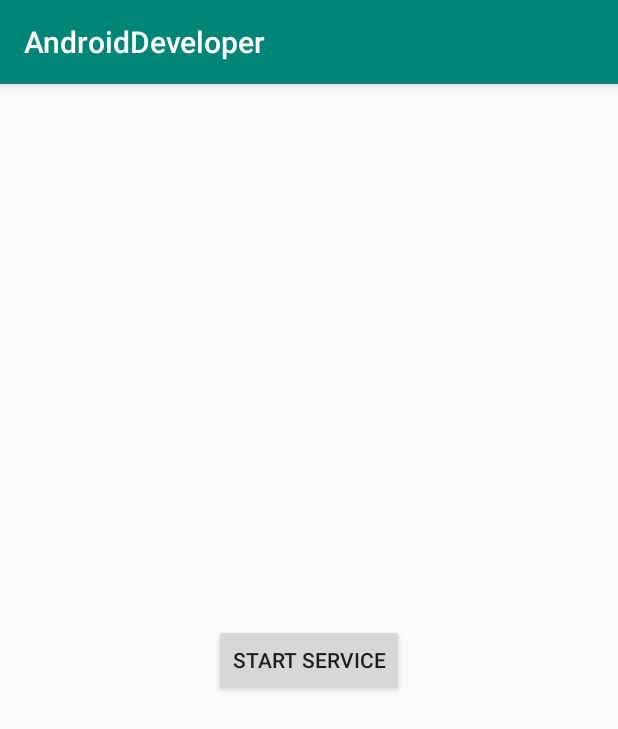
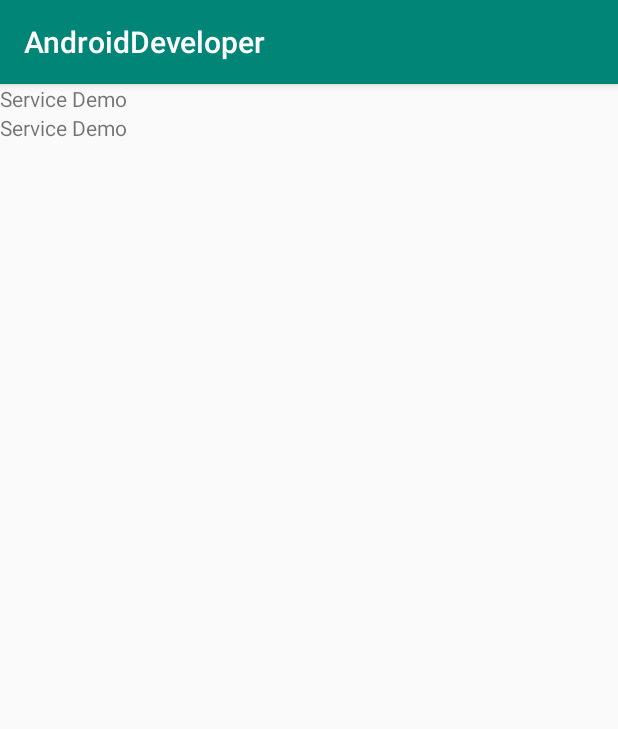
Before and after one commit to hewking/AndroidSamples, an Android app: the screen it shows after launch (MainActivity), on a phone screen of 412 x 824 dp. Shown: the top 729 px of the screen. Run offline under Robolectric (Android 15) with nearby library versions, the light colour scheme and no system bars.

Commit message:
add demoList

```diff
--- a/app/build.gradle
+++ b/app/build.gradle
@@ -29,6 +29,7 @@ dependencies {
     implementation 'androidx.appcompat:appcompat:1.1.0'
     implementation 'androidx.core:core-ktx:1.2.0'
     implementation 'androidx.constraintlayout:constraintlayout:1.1.3'
+    implementation 'androidx.recyclerview:recyclerview:1.1.0'
     testImplementation 'junit:junit:4.12'
     androidTestImplementation 'androidx.test.ext:junit:1.1.1'
     androidTestImplementation 'androidx.test.espresso:espresso-core:3.2.0'
--- a/app/src/main/java/com/hewking/develop/MainActivity.kt
+++ b/app/src/main/java/com/hewking/develop/MainActivity.kt
@@ -3,6 +3,7 @@ package com.hewking.develop
 import android.content.Intent
 import androidx.appcompat.app.AppCompatActivity
 import android.os.Bundle
+import com.hewking.develop.demo.DemoListFragment
 import com.hewking.develop.service.CountDownService
 import kotlinx.android.synthetic.main.activity_main.*
 
@@ -11,9 +12,20 @@ class MainActivity : AppCompatActivity() {
     override fun onCreate(savedInstanceState: Bundle?) {
         super.onCreate(savedInstanceState)
         setContentView(R.layout.activity_main)
-        btn_start.setOnClickListener {
-            startService(Intent(this@MainActivity,CountDownService::class.java))
-        }
+        supportFragmentManager.beginTransaction()
+            .add(R.id.frameLayout,DemoListFragment(),"DemoListFragment")
+            .commit()
+//        btn_start.setOnClickListener {
+//            startService(Intent(this@MainActivity,CountDownService::class.java))
+//        }
 
     }
+
+    override fun onBackPressed() {
+        if(supportFragmentManager.backStackEntryCount > 0) {
+            supportFragmentManager.popBackStack()
+        } else {
+            super.onBackPressed()
+        }
+    }
 }
--- /dev/null
+++ b/app/src/main/java/com/hewking/develop/demo/DemoListFragment.kt
@@ -0,0 +1,101 @@
+package com.hewking.develop.demo
+
+import android.os.Bundle
+import android.util.Log
+import android.view.Gravity
+import android.view.LayoutInflater
+import android.view.View
+import android.view.ViewGroup
+import android.widget.FrameLayout
+import android.widget.LinearLayout
+import android.widget.TextView
+import androidx.fragment.app.Fragment
+import androidx.recyclerview.widget.LinearLayoutManager
+import androidx.recyclerview.widget.RecyclerView
+import com.hewking.develop.R
+import kotlinx.android.synthetic.main.activity_main.view.*
+
+class DemoListFragment : Fragment() {
+
+    private val datas = mutableListOf<Item>().also {
+        var index = 1
+        it.add(Item(index++, "Service Demo", ServiceDemoFragment::class.java as Class<Any>))
+        it.add(Item(index++, "Service Demo", ServiceDemoFragment::class.java as Class<Any>))
+
+    }
+
+    override fun onCreateView(
+        inflater: LayoutInflater,
+        container: ViewGroup?,
+        savedInstanceState: Bundle?
+    ): View? {
+        context ?: return null
+        val parent = FrameLayout(context!!)
+        parent.layoutParams = FrameLayout.LayoutParams(
+            ViewGroup.LayoutParams.MATCH_PARENT,
+            ViewGroup.LayoutParams.MATCH_PARENT
+        )
+        RecyclerView(context!!).also {
+            it.layoutManager = LinearLayoutManager(context)
+            it.adapter = buildAdpater()
+            parent.addView(it, FrameLayout.LayoutParams(-1, -1))
+        }
+        return parent
+    }
+
+    private fun buildAdpater(): RecyclerView.Adapter<RecyclerView.ViewHolder>? {
+        return object : RecyclerView.Adapter<RecyclerView.ViewHolder>() {
+
+            private val tvID = View.generateViewId()
+
+            override fun onCreateViewHolder(
+                parent: ViewGroup,
+                viewType: Int
+            ): RecyclerView.ViewHolder {
+
+                val itemView = LinearLayout(context).also {
+                    it.layoutParams = (ViewGroup.LayoutParams(-1,-2))
+                    it.addView(TextView(context).also {
+                        it.id = tvID
+                    },LinearLayout.LayoutParams(-1,-2).also {
+                        it.gravity = Gravity.CENTER
+                    })
+                }
+                return object : RecyclerView.ViewHolder(itemView) {
+
+                }
+            }
+
+            override fun getItemCount(): Int {
+                return datas.size
+            }
+
+            override fun onBindViewHolder(holder: RecyclerView.ViewHolder, position: Int) {
+                val tvName = holder.itemView.findViewById<TextView>(tvID)
+                tvName.also {
+                    it.text = datas[position].name
+                    holder.itemView.setOnClickListener {
+                        Log.d("click","execute")
+                        val transaction = activity!!.supportFragmentManager.beginTransaction()
+                        val fragment = datas[position].clazz.newInstance() as Fragment
+                        transaction.add(R.id.frameLayout,fragment,datas[position].name)
+                        transaction.addToBackStack(datas[position].name)
+                        transaction.commit()
+                    }
+                }
+            }
+
+        }
+    }
+
+    override fun onViewCreated(view: View, savedInstanceState: Bundle?) {
+        super.onViewCreated(view, savedInstanceState)
+    }
+
+    data class Item(
+        val id: Int,
+        val name: String,
+        val clazz: Class<Any>
+    )
+
+}
--- /dev/null
+++ b/app/src/main/java/com/hewking/develop/demo/ServiceDemoFragment.kt
@@ -0,0 +1,34 @@
+package com.hewking.develop.demo
+
+import android.graphics.Color
+import android.os.Bundle
+import android.view.Gravity
+import android.view.LayoutInflater
+import android.view.View
+import android.view.ViewGroup
+import android.widget.FrameLayout
+import android.widget.TextView
+import androidx.fragment.app.Fragment
+import com.hewking.develop.R
+import kotlinx.android.synthetic.main.activity_main.view.*
+
+class ServiceDemoFragment : Fragment() {
+
+    override fun onCreateView(
+        inflater: LayoutInflater,
+        container: ViewGroup?,
+        savedInstanceState: Bundle?
+    ): View? {
+
+        val layout = FrameLayout(context!!)
+        layout.setBackgroundColor(Color.WHITE)
+        val tv = TextView(context).also {
+            it.text = "我爱你"
+        }
+        layout.addView(tv,FrameLayout.LayoutParams(-1,-1).also {
+            it.gravity = Gravity.CENTER
+        })
+        return layout
+    }
+
+}
--- a/app/src/main/res/layout/activity_main.xml
+++ b/app/src/main/res/layout/activity_main.xml
@@ -6,14 +6,9 @@
     android:layout_height="match_parent"
     tools:context=".MainActivity">
 
-    <Button
-        android:id="@+id/btn_start"
-        android:layout_width="wrap_content"
-        android:layout_height="wrap_content"
-        android:text="start service"
-        app:layout_constraintBottom_toBottomOf="parent"
-        app:layout_constraintLeft_toLeftOf="parent"
-        app:layout_constraintRight_toRightOf="parent"
-        app:layout_constraintTop_toTopOf="parent" />
+    <FrameLayout
+        android:id="@+id/frameLayout"
+        android:layout_width="match_parent"
+        android:layout_height="match_parent"/>
 
 </androidx.constraintlayout.widget.ConstraintLayout>
```
